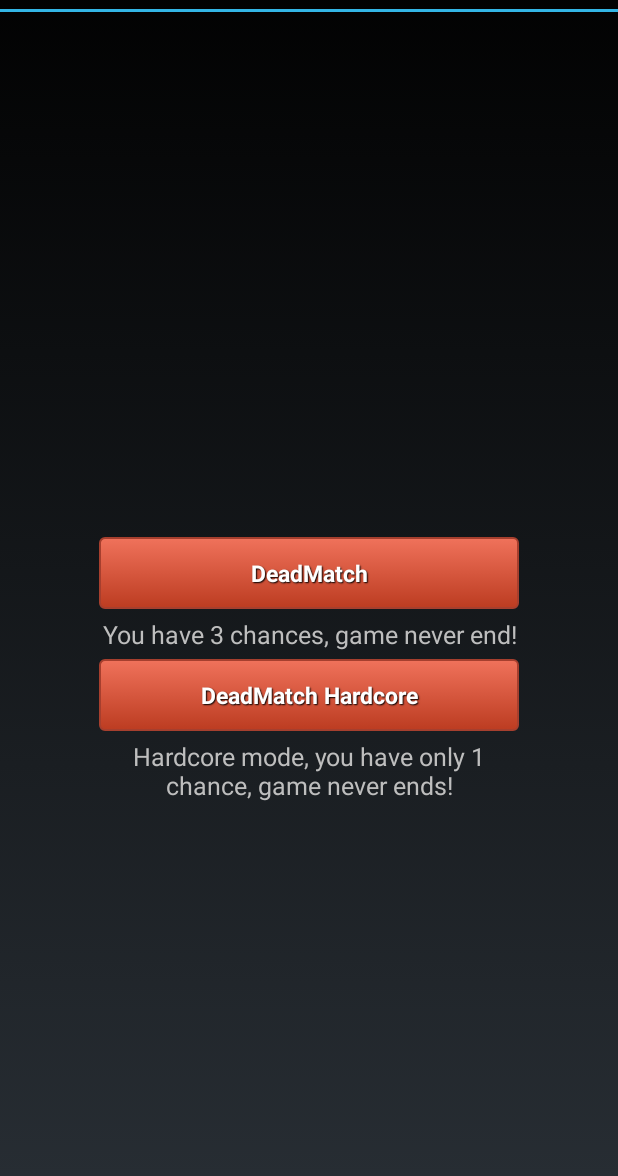
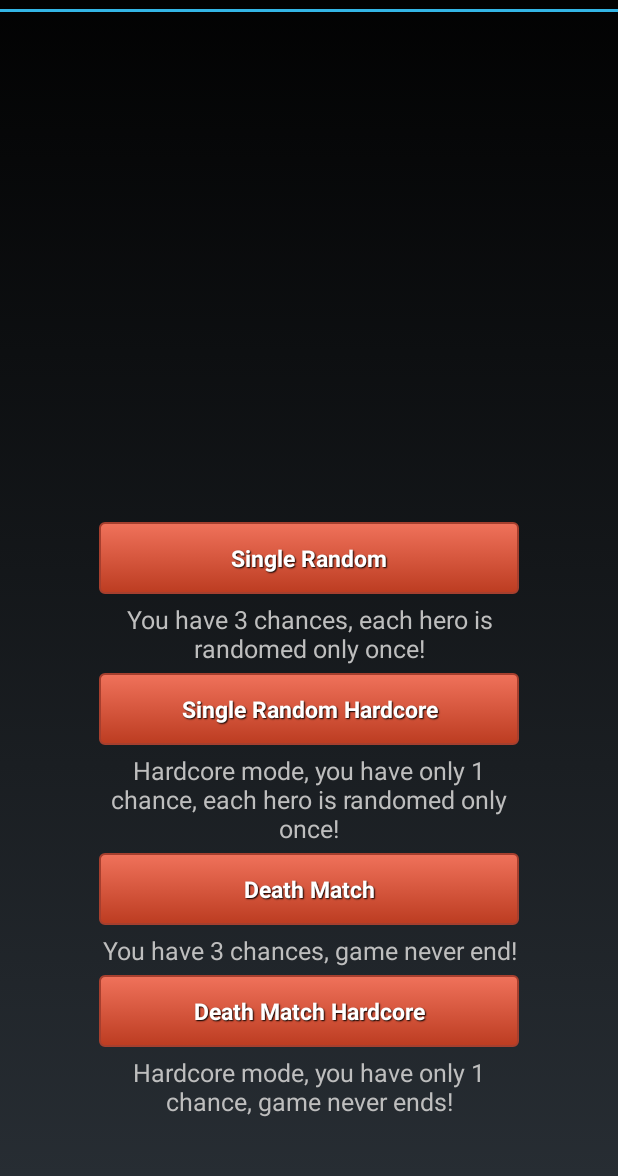
Before and after one commit to arrived1/Dota2GameQuiz, an Android app: the GameModePickerActivity screen opened directly, with no data from a screen before it, on a phone screen of 412 x 824 dp, the part 60-1236 px from its top. Run offline under Robolectric (Android 15) with nearby library versions, the light colour scheme and no system bars.

Commit message:
Aded 2 new game modes

```diff
--- a/Dota/src/main/java/com/dota/my/DataBase.java
+++ b/Dota/src/main/java/com/dota/my/DataBase.java
@@ -738,4 +738,8 @@ public class DataBase {
     public int size() {
         return heroes.size();
     }
+
+    public void remove(int idx) {
+        heroes.remove(idx);
+    }
 }
--- a/Dota/src/main/java/com/dota/my/GameModePickerActivity.java
+++ b/Dota/src/main/java/com/dota/my/GameModePickerActivity.java
@@ -12,6 +12,8 @@ public class GameModePickerActivity extends Activity {
         super.onCreate(savedInstanceState);
         setContentView(R.layout.activity_game_mode_picker);
 
+        addListenerOnButtonSkillQuizNoRepead();
+        addListenerOnButtonSkillQuizNoRepeadHardcore();
         addListenerOnButtonSkillQuizDeadMatch();
         addListenerOnButtonSkillQuizDeadMatchHardcore();
     }
@@ -22,13 +24,23 @@ public class GameModePickerActivity extends Activity {
         return true;
     }
 
-    private void addListenerOnButtonSkillQuizDeadMatch() {
+    private void addListenerOnButtonSkillQuizNoRepead() {
         final Button button = (Button)findViewById(R.id.ModePick1);
         button.setOnClickListener(new ButtonOnClickListenerDeadMatch(this, 3));
     }
 
-    private void addListenerOnButtonSkillQuizDeadMatchHardcore() {
+    private void addListenerOnButtonSkillQuizNoRepeadHardcore() {
         final Button button = (Button)findViewById(R.id.ModePick2);
         button.setOnClickListener(new ButtonOnClickListenerDeadMatch(this, 1));
     }
+
+    private void addListenerOnButtonSkillQuizDeadMatch() {
+        final Button button = (Button)findViewById(R.id.ModePick3);
+        button.setOnClickListener(new ButtonOnClickListenerDeadMatch(this, 3));
+    }
+
+    private void addListenerOnButtonSkillQuizDeadMatchHardcore() {
+        final Button button = (Button)findViewById(R.id.ModePick4);
+        button.setOnClickListener(new ButtonOnClickListenerDeadMatch(this, 1));
+    }
 }
--- a/Dota/src/main/java/com/dota/my/Hero.java
+++ b/Dota/src/main/java/com/dota/my/Hero.java
@@ -45,4 +45,8 @@ public class Hero {
             return true;
         return false;
     }
+
+    public String getName() {
+        return name;
+    }
 }
--- a/Dota/src/main/res/layout/activity_game_mode_picker.xml
+++ b/Dota/src/main/res/layout/activity_game_mode_picker.xml
@@ -68,6 +68,67 @@
             android:text="@string/gameModeExplanation2" />
     </LinearLayout>
 
+    <LinearLayout
+        android:id="@+id/group3"
+        android:orientation="vertical"
+        android:layout_width="280dp"
+        android:layout_height="wrap_content"
+        android:layout_below="@id/group2"
+        android:layout_centerVertical="true"
+        android:layout_centerHorizontal="true"
+        android:layout_marginTop="5dp" >
+
+        <Button
+            android:id="@+id/ModePick3"
+            style="@style/btnStylesorbus"
+            android:layout_width="280dp"
+            android:layout_height="wrap_content"
+            android:layout_gravity="center_horizontal"
+            android:layout_centerHorizontal="true"
+            android:layout_below="@id/logo"
+            android:text="@string/gameModeName3" />
+
+        <TextView
+            android:layout_width="wrap_content"
+            android:layout_height="wrap_content"
+            android:layout_gravity="center_horizontal"
+            android:layout_centerHorizontal="true"
+            android:gravity="center"
+            android:textSize="25px"
+            android:layout_marginTop="5dp"
+            android:text="@string/gameModeExplanation3" />
+    </LinearLayout>
+
+    <LinearLayout
+        android:id="@+id/group4"
+        android:orientation="vertical"
+        android:layout_width="280dp"
+        android:layout_height="wrap_content"
+        android:layout_below="@id/group3"
+        android:layout_centerVertical="true"
+        android:layout_centerHorizontal="true"
+        android:layout_marginTop="5dp" >
+
+        <Button
+            android:id="@+id/ModePick4"
+            style="@style/btnStylesorbus"
+            android:layout_width="280dp"
+            android:layout_height="wrap_content"
+            android:layout_gravity="center_horizontal"
+            android:layout_centerHorizontal="true"
+            android:layout_below="@id/logo"
+            android:text="@string/gameModeName4" />
+
+        <TextView
+            android:layout_width="wrap_content"
+            android:layout_height="wrap_content"
+            android:layout_gravity="center_horizontal"
+            android:layout_centerHorizontal="true"
+            android:gravity="center"
+            android:textSize="25px"
+            android:layout_marginTop="5dp"
+            android:text="@string/gameModeExplanation4" />
+    </LinearLayout>
 
 
 </RelativeLayout>
--- a/Dota/src/main/res/values/strings.xml
+++ b/Dota/src/main/res/values/strings.xml
@@ -13,9 +13,13 @@
 
     <string name="chronometer_initial_format">%s</string>
 
-    <string name="gameModeName1">DeadMatch</string>
-    <string name="gameModeName2">DeadMatch Hardcore</string>
-    <string name="gameModeExplanation1">You have 3 chances, game never end!</string>
-    <string name="gameModeExplanation2">Hardcore mode, you have only 1 chance, game never ends!</string>
+    <string name="gameModeName1">Single Random</string>
+    <string name="gameModeName2">Single Random Hardcore</string>
+    <string name="gameModeName3">Death Match</string>
+    <string name="gameModeName4">Death Match Hardcore</string>
+    <string name="gameModeExplanation1">You have 3 chances, each hero is randomed only once!</string>
+    <string name="gameModeExplanation2">Hardcore mode, you have only 1 chance, each hero is randomed only once!</string>
+    <string name="gameModeExplanation3">You have 3 chances, game never end!</string>
+    <string name="gameModeExplanation4">Hardcore mode, you have only 1 chance, game never ends!</string>
 
 </resources>
```
Also changed, not shown: Dota/src/main/java/com/dota/my/ButtonOnClickListeneNoRepead.java (added, +22 -0 lines), Dota/src/main/java/com/dota/my/SkillQuizActivityNorRepead.java (added, +179 -0 lines).
